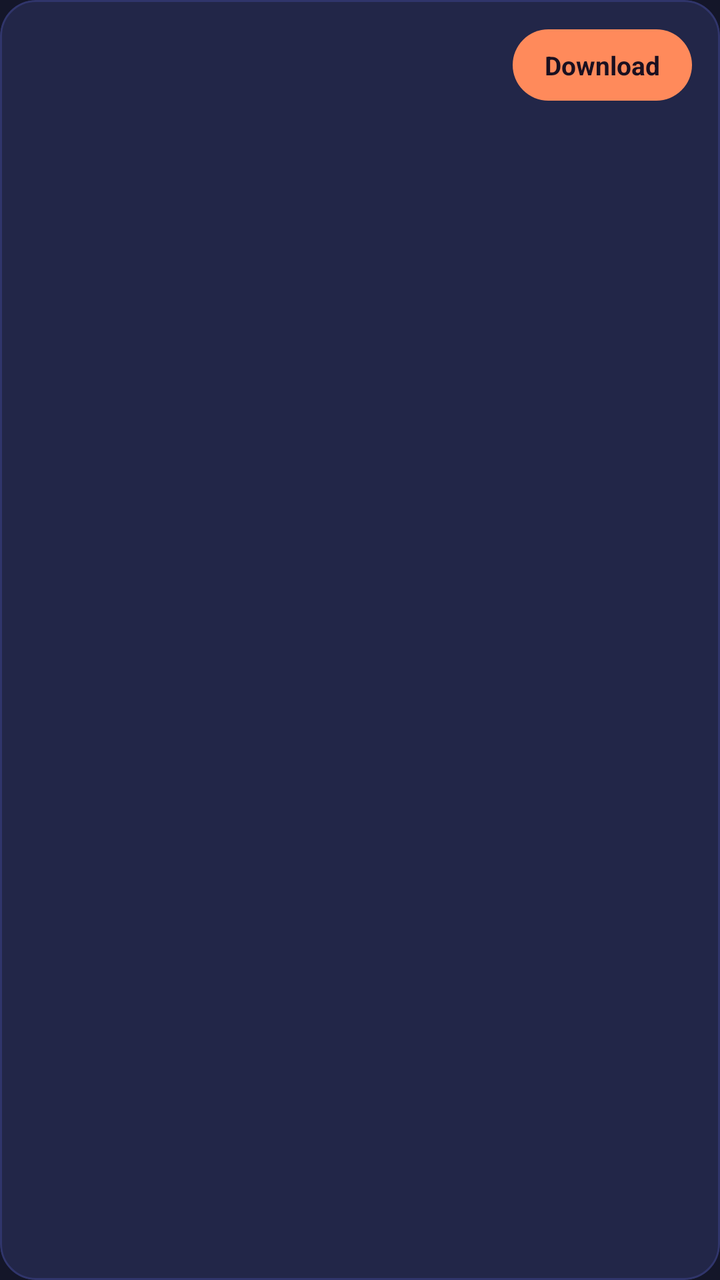
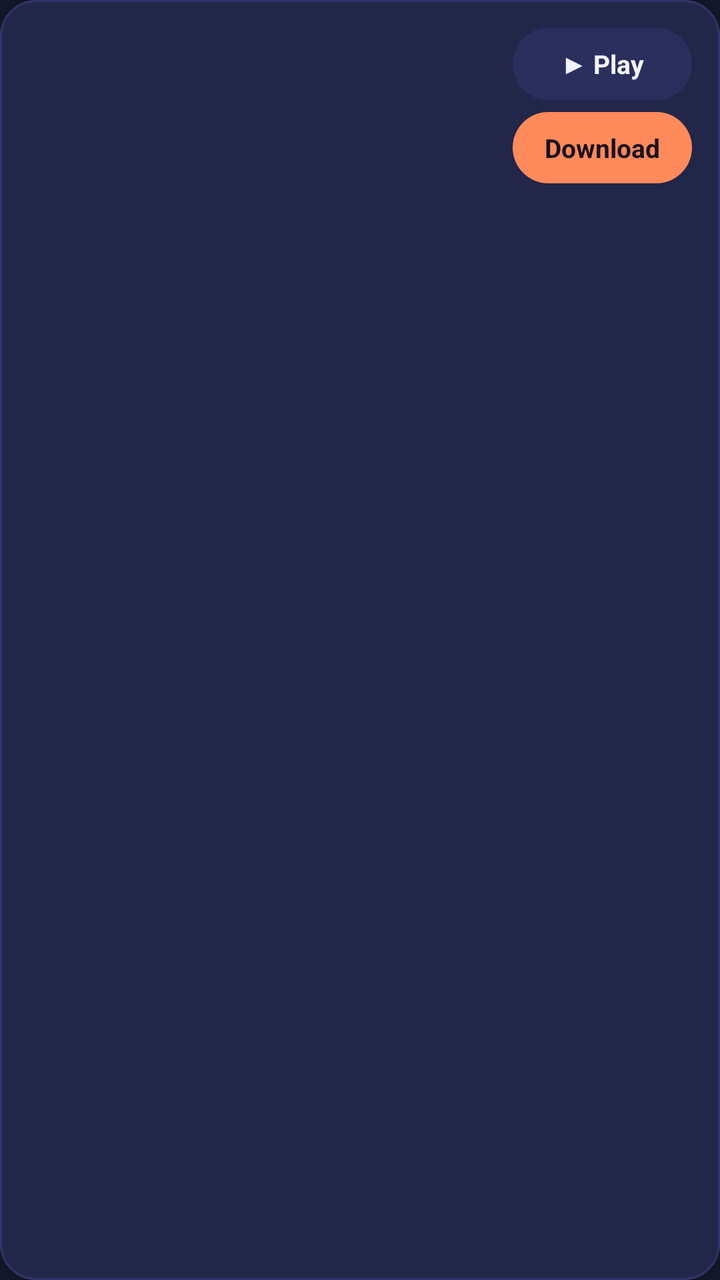

An Android layout rendered at two revisions. The XML below is the earlier revision; the diff shows what the commit changed to produce the second picture.
<!-- AndroidManifest.xml: application theme Theme.Hub -->
<!-- res/layout/item_media.xml -->
<?xml version="1.0" encoding="utf-8"?>
<com.google.android.material.card.MaterialCardView xmlns:android="http://schemas.android.com/apk/res/android"
    xmlns:app="http://schemas.android.com/apk/res-auto"
    android:layout_width="match_parent"
    android:layout_height="wrap_content"
    android:layout_marginBottom="10dp"
    app:cardBackgroundColor="@color/br_card"
    app:cardCornerRadius="18dp"
    app:cardElevation="0dp"
    app:strokeColor="@color/br_stroke"
    app:strokeWidth="1dp">

    <LinearLayout
        android:layout_width="match_parent"
        android:layout_height="wrap_content"
        android:gravity="center_vertical"
        android:orientation="horizontal"
        android:padding="14dp">

        <LinearLayout
            android:layout_width="0dp"
            android:layout_height="wrap_content"
            android:layout_weight="1"
            android:orientation="vertical">

            <TextView
                android:id="@+id/mname"
                android:layout_width="match_parent"
                android:layout_height="wrap_content"
                android:ellipsize="middle"
                android:maxLines="2"
                android:textColor="@color/br_text"
                android:textSize="14sp"
                android:textStyle="bold" />

            <TextView
                android:id="@+id/msub"
                android:layout_width="match_parent"
                android:layout_height="wrap_content"
                android:layout_marginTop="2dp"
                android:ellipsize="end"
                android:maxLines="1"
                android:textColor="@color/br_teal"
                android:textSize="12sp" />

            <TextView
                android:id="@+id/mstatus"
                android:layout_width="match_parent"
                android:layout_height="wrap_content"
                android:layout_marginTop="4dp"
                android:textColor="@color/br_sub"
                android:textSize="12sp"
                android:visibility="gone" />
        </LinearLayout>

        <TextView
            android:id="@+id/mbtn"
            android:layout_width="wrap_content"
            android:layout_height="wrap_content"
            android:layout_marginStart="12dp"
            android:background="@drawable/br_chip_accent"
            android:paddingStart="16dp"
            android:paddingTop="9dp"
            android:paddingEnd="16dp"
            android:paddingBottom="9dp"
            android:text="Download"
            android:textColor="#1A1020"
            android:textSize="13sp"
            android:textStyle="bold" />
    </LinearLayout>
</com.google.android.material.card.MaterialCardView>
<!-- resources referenced by this layout -->
<resources>
  <color name="br_card">#222648</color>
  <color name="br_stroke">#30356B</color>
  <color name="br_sub">#A3A8D6</color>
  <color name="br_teal">#5EEAD4</color>
  <color name="br_text">#F4F4FF</color>
  <!-- drawable br_chip_accent (drawable) -->
  <?xml version="1.0" encoding="utf-8"?>
  <shape xmlns:android="http://schemas.android.com/apk/res/android" android:shape="rectangle">
      <solid android:color="#FF8A5B" />
      <corners android:radius="22dp" />
  </shape>
  <style name="Theme.Hub" parent="Theme.Material3.Dark.NoActionBar">
          <item name="colorPrimary">@color/accent</item>
          <item name="colorOnPrimary">#1A1020</item>
          <item name="colorSurface">@color/surface</item>
          <item name="colorOnSurface">@color/text</item>
          <item name="android:windowBackground">@color/bg</item>
          <item name="android:statusBarColor">@color/bg</item>
          <item name="android:navigationBarColor">@color/bg</item>
          <item name="android:textColorPrimary">@color/text</item>
      </style>
  <color name="accent">#FF8A5B</color>
  <color name="surface">#1B1E38</color>
  <color name="text">#F4F4FF</color>
  <color name="bg">#141629</color>
</resources>

<!-- the commit's change to res/layout/item_media.xml (unified diff, before → after) -->
@@ -53,12 +53,35 @@
                 android:visibility="gone" />
         </LinearLayout>
 
-        <TextView
-            android:id="@+id/mbtn"
+        <LinearLayout
             android:layout_width="wrap_content"
             android:layout_height="wrap_content"
             android:layout_marginStart="12dp"
+            android:gravity="center_horizontal"
+            android:orientation="vertical">
+
+            <TextView
+                android:id="@+id/mplay"
+                android:layout_width="match_parent"
+                android:layout_height="wrap_content"
+                android:layout_marginBottom="6dp"
+                android:background="@drawable/br_chip"
+                android:gravity="center"
+                android:paddingStart="16dp"
+                android:paddingTop="9dp"
+                android:paddingEnd="16dp"
+                android:paddingBottom="9dp"
+                android:text="▶ Play"
+                android:textColor="@color/br_text"
+                android:textSize="13sp"
+                android:textStyle="bold" />
+
+        <TextView
+            android:id="@+id/mbtn"
+            android:layout_width="match_parent"
+            android:layout_height="wrap_content"
             android:background="@drawable/br_chip_accent"
+            android:gravity="center"
             android:paddingStart="16dp"
             android:paddingTop="9dp"
             android:paddingEnd="16dp"
@@ -67,5 +90,6 @@
             android:textColor="#1A1020"
             android:textSize="13sp"
             android:textStyle="bold" />
+        </LinearLayout>
     </LinearLayout>
 </com.google.android.material.card.MaterialCardView>
<!-- resource entries referenced after the edit -->
@@ -5,6 +5,12 @@
   <color name="br_sub">#A3A8D6</color>
   <color name="br_teal">#5EEAD4</color>
   <color name="br_text">#F4F4FF</color>
+  <!-- drawable br_chip (drawable) -->
+  <?xml version="1.0" encoding="utf-8"?>
+  <shape xmlns:android="http://schemas.android.com/apk/res/android" android:shape="rectangle">
+      <solid android:color="#2A2F5E" />
+      <corners android:radius="20dp" />
+  </shape>
   <!-- drawable br_chip_accent (drawable) -->
   <?xml version="1.0" encoding="utf-8"?>
   <shape xmlns:android="http://schemas.android.com/apk/res/android" android:shape="rectangle">
